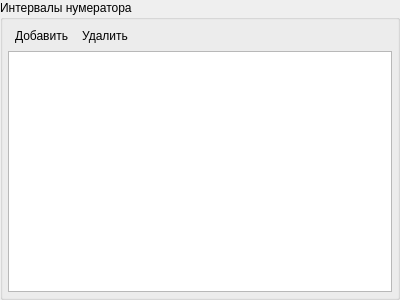
Qt form src/plugins/modeleride/numeratorrangewidget.ui (rdnvndr/raindrop) before a commit.
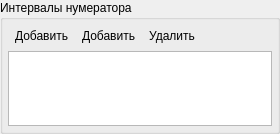
The same form after that commit. Icons and pictures are not drawn.

What changed in the file:
```diff
--- a/src/plugins/modeleride/numeratorrangewidget.ui
+++ b/src/plugins/modeleride/numeratorrangewidget.ui
@@ -6,8 +6,8 @@
    <rect>
     <x>0</x>
     <y>0</y>
-    <width>400</width>
-    <height>300</height>
+    <width>280</width>
+    <height>134</height>
    </rect>
   </property>
   <property name="windowTitle">
@@ -78,6 +78,23 @@
           </property>
          </widget>
         </item>
+        <item>
+         <widget class="QToolButton" name="addRegExToolButton">
+          <property name="text">
+           <string>Добавить</string>
+          </property>
+          <property name="icon">
+           <iconset resource="../../libs/metadatamodel/metadatamodel.qrc">
+            <normaloff>:/numeratorregex</normaloff>:/numeratorregex</iconset>
+          </property>
+          <property name="toolButtonStyle">
+           <enum>Qt::ToolButtonTextBesideIcon</enum>
+          </property>
+          <property name="autoRaise">
+           <bool>true</bool>
+          </property>
+         </widget>
+        </item>
         <item>
          <widget class="QToolButton" name="deleteToolButton">
           <property name="text">
```
Left out of the diff: 7 changed lines with no effect on the pictures.
